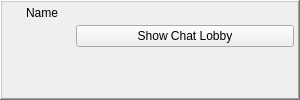
The window that retroshare-gui/src/gui/toaster/ChatLobbyToaster.ui (RetroShare/RetroShare) describes before a commit, drawn with Qt 5.
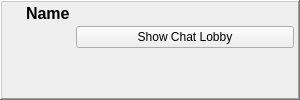
The same window after the commit. Icons and pictures are not drawn. Custom widgets are drawn as their Qt base class.

What changed in the file:
```diff
--- a/retroshare-gui/src/gui/toaster/ChatLobbyToaster.ui
+++ b/retroshare-gui/src/gui/toaster/ChatLobbyToaster.ui
@@ -22,30 +22,48 @@
     <height>100</height>
    </size>
   </property>
-  <layout class="QHBoxLayout">
+  <layout class="QHBoxLayout" name="ChatLobbyToaster_HL">
    <property name="spacing">
     <number>0</number>
    </property>
-   <property name="margin">
+   <property name="leftMargin">
+    <number>0</number>
+   </property>
+   <property name="topMargin">
+    <number>0</number>
+   </property>
+   <property name="rightMargin">
+    <number>0</number>
+   </property>
+   <property name="bottomMargin">
     <number>0</number>
    </property>
    <item>
-    <widget class="QFrame" name="windowFrame">
+    <widget class="QFrame" name="toasterFrame">
      <property name="frameShape">
       <enum>QFrame::WinPanel</enum>
      </property>
      <property name="frameShadow">
       <enum>QFrame::Raised</enum>
      </property>
-     <layout class="QGridLayout">
-      <property name="margin">
+     <layout class="QGridLayout" name="toasterFrame_GL">
+      <property name="leftMargin">
+       <number>2</number>
+      </property>
+      <property name="topMargin">
+       <number>2</number>
+      </property>
+      <property name="rightMargin">
+       <number>2</number>
+      </property>
+      <property name="bottomMargin">
        <number>2</number>
       </property>
       <property name="spacing">
        <number>2</number>
       </property>
       <item row="0" column="0">
-       <layout class="QHBoxLayout">
+       <layout class="QHBoxLayout" name="toaster_HL">
         <property name="spacing">
          <number>6</number>
         </property>
@@ -79,13 +97,20 @@
         </item>
         <item>
          <widget class="QLabel" name="toasterLabel">
+          <property name="font">
+           <font>
+            <pointsize>12</pointsize>
+            <weight>75</weight>
+            <bold>true</bold>
+           </font>
+          </property>
           <property name="text">
            <string notr="true">Name</string>
           </property>
          </widget>
         </item>
         <item>
-         <spacer>
+         <spacer name="toaster_HSpacer">
           <property name="orientation">
            <enum>Qt::Horizontal</enum>
           </property>
@@ -123,7 +148,7 @@
        </layout>
       </item>
       <item row="1" column="0">
-       <layout class="QGridLayout">
+       <layout class="QGridLayout" name="buttons_GL">
         <property name="spacing">
          <number>2</number>
         </property>
```
